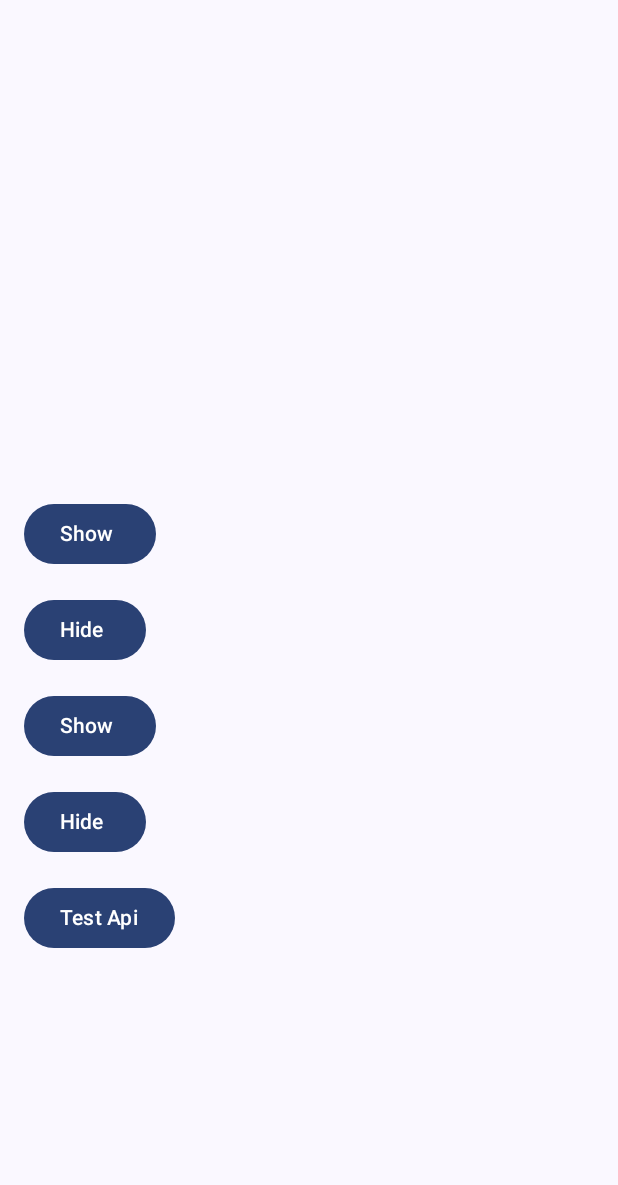
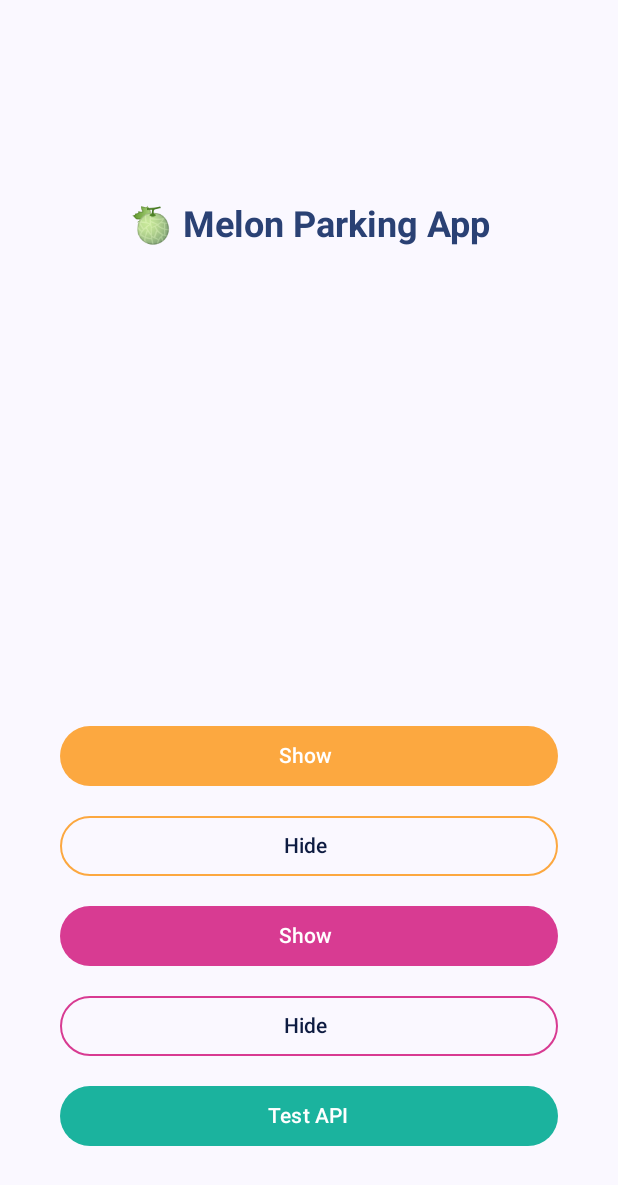
Before and after one commit to hongwei-bai/android-nsw-parking-widget, an Android app built with Jetpack Compose: the screen it shows after launch (MainActivity), after a tap on "Show", on a phone screen of 412 x 824 dp. Shown: the top 1185 px of the screen. Run offline under Robolectric (Android 15) with nearby library versions, the phone set to English and light mode, and no system bars; 2 statements that could not run were skipped.

Commit message:
Improved UI

```diff
--- a/app/src/main/java/com/melondemo/parkingwidget/MainActivity.kt
+++ b/app/src/main/java/com/melondemo/parkingwidget/MainActivity.kt
@@ -1,5 +1,6 @@
 package com.melondemo.parkingwidget
 
+import android.content.Context
 import android.content.Intent
 import android.os.Build
 import android.os.Bundle
@@ -9,20 +10,28 @@ import androidx.activity.ComponentActivity
 import androidx.activity.compose.setContent
 import androidx.activity.enableEdgeToEdge
 import androidx.activity.result.contract.ActivityResultContracts
+import androidx.compose.foundation.BorderStroke
+import androidx.compose.foundation.background
 import androidx.compose.foundation.layout.Arrangement
+import androidx.compose.foundation.layout.Box
 import androidx.compose.foundation.layout.Column
-import androidx.compose.foundation.layout.Spacer
 import androidx.compose.foundation.layout.fillMaxSize
 import androidx.compose.foundation.layout.fillMaxWidth
 import androidx.compose.foundation.layout.height
 import androidx.compose.foundation.layout.padding
 import androidx.compose.material3.Button
+import androidx.compose.material3.ButtonDefaults
+import androidx.compose.material3.MaterialTheme
+import androidx.compose.material3.OutlinedButton
 import androidx.compose.material3.Scaffold
 import androidx.compose.material3.Text
 import androidx.compose.runtime.Composable
 import androidx.compose.runtime.collectAsState
 import androidx.compose.runtime.getValue
+import androidx.compose.ui.Alignment
 import androidx.compose.ui.Modifier
+import androidx.compose.ui.graphics.Color
+import androidx.compose.ui.text.font.FontWeight
 import androidx.compose.ui.unit.dp
 import androidx.core.net.toUri
 import com.melondemo.parkingwidget.data.CarParkRepository
@@ -98,62 +107,100 @@ class MainActivity : ComponentActivity() {
     @Composable
     fun OverlayControls(modifier: Modifier = Modifier) {
         val apiTestResult by CarParkRepository.state.collectAsState()
+
+        // Use Scaffold for top overlay space + bottom controls
+        Scaffold(
+            containerColor = MaterialTheme.colorScheme.background,
+            bottomBar = {
                 Column(
-            modifier = modifier.fillMaxWidth(),
-            verticalArrangement = Arrangement.spacedBy(16.dp)
+                    modifier = Modifier
+                        .fillMaxWidth()
+                        .padding(16.dp)
+                        .padding(horizontal = 24.dp),
+                    verticalArrangement = Arrangement.spacedBy(12.dp)
                 ) {
-            Spacer(modifier = Modifier.height(300.dp))
-            Button(onClick = {
-                if (Settings.canDrawOverlays(this@MainActivity)) {
-                    startOverlayService(1)
-                } else {
-                    Toast.makeText(
-                        this@MainActivity,
-                        "Please grant overlay permission first",
-                        Toast.LENGTH_SHORT
-                    ).show()
-                    requestOverlayPermission()
-                }
-            }) {
-                Text("Show ${ParkingInfo.name1}")
+                    Button(
+                        onClick = { handleOverlayAction(1, true) },
+                        colors = ButtonDefaults.buttonColors(containerColor = Color(0xFFFCA840)),
+                        modifier = Modifier.fillMaxWidth()
+                    ) {
+                        Text("Show ${ParkingInfo.name1}", color = Color.White)
                     }
 
-            Button(onClick = {
-                stopOverlayService(1)
-            }) {
+                    OutlinedButton(
+                        onClick = { handleOverlayAction(1, false) },
+                        colors = ButtonDefaults.outlinedButtonColors(contentColor = Color(0xFF0D1B41)),
+                        border = BorderStroke(1.dp, Color(0xFFFCA840)),
+                        modifier = Modifier.fillMaxWidth()
+                    ) {
                         Text("Hide ${ParkingInfo.name1}")
                     }
 
-            Button(onClick = {
-                if (Settings.canDrawOverlays(this@MainActivity)) {
-                    startOverlayService(2)
-                } else {
-                    Toast.makeText(
-                        this@MainActivity,
-                        "Please grant overlay permission first",
-                        Toast.LENGTH_SHORT
-                    ).show()
-                    requestOverlayPermission()
-                }
-            }) {
-                Text("Show ${ParkingInfo.name2}")
+                    Button(
+                        onClick = { handleOverlayAction(2, true) },
+                        colors = ButtonDefaults.buttonColors(containerColor = Color(0xFFD83B92)),
+                        modifier = Modifier.fillMaxWidth()
+                    ) {
+                        Text("Show ${ParkingInfo.name2}", color = Color.White)
                     }
 
-            Button(onClick = {
-                stopOverlayService(2)
-            }) {
+                    OutlinedButton(
+                        onClick = { handleOverlayAction(2, false) },
+                        colors = ButtonDefaults.outlinedButtonColors(contentColor = Color(0xFF0D1B41)),
+                        border = BorderStroke(1.dp, Color(0xFFD83B92)),
+                        modifier = Modifier.fillMaxWidth()
+                    ) {
                         Text("Hide ${ParkingInfo.name2}")
                     }
 
-            Button(onClick = {
+                    Button(
+                        onClick = {
                             GlobalScope.launch(Dispatchers.IO) {
                                 CarParkRepository.fetchCarParkData()
                             }
-            }) {
-                Text("Test Api")
+                        },
+                        colors = ButtonDefaults.buttonColors(containerColor = Color(0xFF1BB39E)),
+                        modifier = Modifier.fillMaxWidth()
+                    ) {
+                        Text("Test API", color = Color.White)
                     }
 
-            Text(apiTestResult)
+                    Text(
+                        apiTestResult,
+                        style = MaterialTheme.typography.bodyMedium,
+                        color = MaterialTheme.colorScheme.onBackground,
+                        modifier = Modifier.padding(top = 8.dp)
+                    )
+                }
+            }
+        ) { innerPadding ->
+            // Top empty space for overlay
+            Box(
+                modifier = Modifier
+                    .padding(innerPadding)
+                    .fillMaxWidth()
+                    .height(300.dp)
+                    .background(Color.Transparent)
+            ) {
+                // Could show an app title or branding here
+                Text(
+                    text = "🍈 Melon Parking App",
+                    style = MaterialTheme.typography.headlineSmall.copy(fontWeight = FontWeight.Bold),
+                    color = MaterialTheme.colorScheme.primary,
+                    modifier = Modifier
+                        .align(Alignment.Center)
+                        .padding(16.dp)
+                )
             }
         }
     }
+
+    private fun Context.handleOverlayAction(slot: Int, show: Boolean) {
+        if (Settings.canDrawOverlays(this)) {
+            if (show) startOverlayService(slot) else stopOverlayService(slot)
+        } else {
+            Toast.makeText(this, "Please grant overlay permission first", Toast.LENGTH_SHORT).show()
+            requestOverlayPermission()
+        }
+    }
+}
```
Lines whose indentation alone changed are shown as unchanged.
